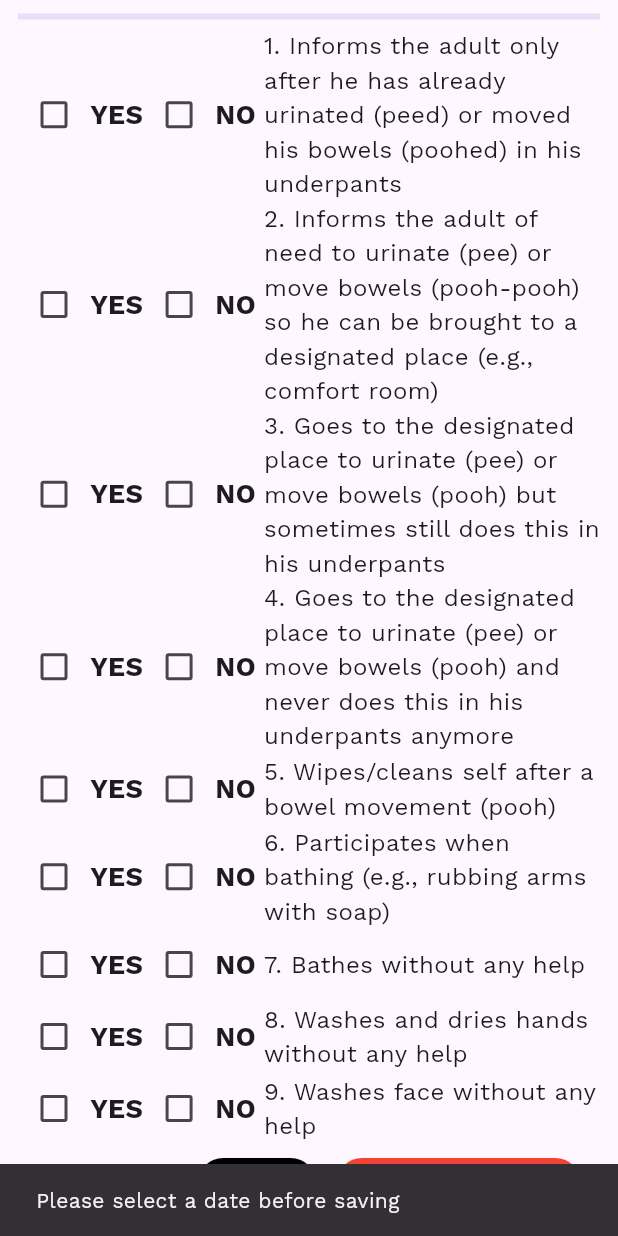
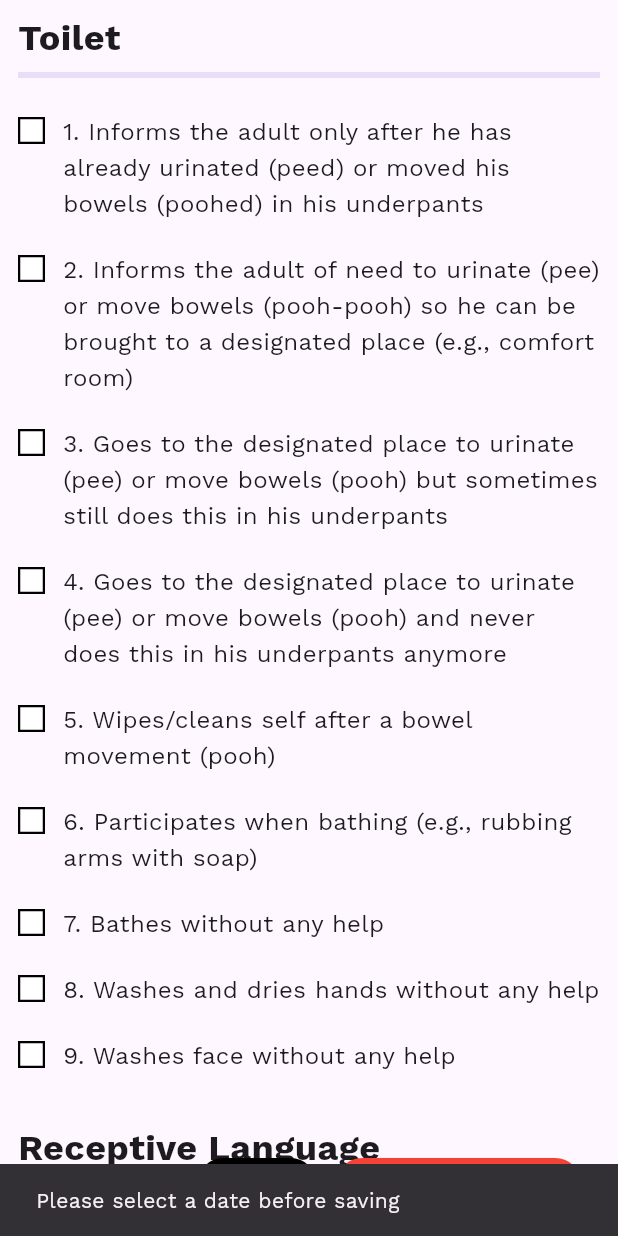
Before and after one commit to aoyesha/eccd, a Flutter app: the TeacherChecklistPage screen opened directly with empty values, scrolled down 2880 dp, after a tap on "Save", on a phone screen of 412 x 824 dp. Run offline on Flutter 3.47's test engine with Material 3 defaults, Android fonts, the phone set to English and light mode, and no system bars; our stand-ins replace auto_size_text, csv, file_picker, get, google_fonts, sqflite and 1 more; accounts and stored records are empty.

Commit message:
Added the remaining admin pages, revised checklist (color coded progress bars, yes or no to box toggle)

```diff
--- a/lib/view/teacher_checklist_page.dart
+++ b/lib/view/teacher_checklist_page.dart
@@ -48,7 +48,8 @@ class _TeacherChecklistPageState extends State<TeacherChecklistPage> {
   }
 
   Future<void> _loadSavedAssessment() async {
-    // ✅ Get saved assessments from DB
+    // reset date so switching Pre/Post reloads correctly
+    selectedDate = null;
     final results = await AssessmentService.getAssessment(
       learnerId: widget.learnerId,
       classId: widget.classId,
@@ -59,11 +60,21 @@ class _TeacherChecklistPageState extends State<TeacherChecklistPage> {
     noValues.clear();
 
     for (final row in results) {
-      final key = "${row['domain']}-${row['question_index']}";
-      final isYes = row['answer'] == 1;
+      // FIX: DB question_index is 1-based, UI keys are 0-based
+      final dbIndex = int.tryParse(row['question_index'].toString()) ?? 1;
+      final key = "${row['domain']}-${dbIndex - 1}";
+
+      // FIX: database may return int OR string -> normalize safely
+      final answerRaw = row['answer'];
+      final isYes = answerRaw.toString() == '1';
+
       yesValues[key] = isYes;
       noValues[key] = !isYes;
-      selectedDate ??= DateTime.tryParse(row['date_taken']);
+
+      final dateStr = row['date_taken']?.toString();
+      if (selectedDate == null && dateStr != null && dateStr.isNotEmpty) {
+        selectedDate = DateTime.tryParse(dateStr);
+      }
     }
 
     if (selectedDate != null) {
@@ -71,7 +82,13 @@ class _TeacherChecklistPageState extends State<TeacherChecklistPage> {
       "${selectedDate!.month}/${selectedDate!.day}/${selectedDate!.year}";
     }
 
-    setState(() {});
+    if (mounted) setState(() {});
+  }
+
+  Color _progressColor(double value) {
+    if (value == 0) return Colors.red;
+    if (value == 1) return Colors.green;
+    return Colors.orange;
   }
 
   @override
@@ -155,14 +172,17 @@ class _TeacherChecklistPageState extends State<TeacherChecklistPage> {
           const SizedBox(height: 6),
           _headerRow(isMobile),
           const SizedBox(height: 8),
-          LinearProgressIndicator(value: _overallProgress()),
-          const SizedBox(height: 10),
+          LinearProgressIndicator(
+            value: _overallProgress(),
+            color: _progressColor(_overallProgress()),
+          ),
+          const SizedBox(height: 14),
           DomainDropdown(
             domains: ["All Domains", ...domains],
             onChanged: (v) =>
                 setState(() => selectedDomain = v == "All Domains" ? null : v),
           ),
-          const SizedBox(height: 14),
+          const SizedBox(height: 18),
           ...visibleDomains.map((domain) {
             final questions = EccdQuestions.get(domain, lang);
 
@@ -176,55 +196,60 @@ class _TeacherChecklistPageState extends State<TeacherChecklistPage> {
                     fontWeight: FontWeight.bold,
                   ),
                 ),
-                LinearProgressIndicator(value: _domainProgress(domain)),
                 const SizedBox(height: 6),
+                LinearProgressIndicator(
+                  value: _domainProgress(domain),
+                  color: _progressColor(_domainProgress(domain)),
+                ),
+                const SizedBox(height: 14),
                 ...List.generate(questions.length, (i) {
                   final key = "$domain-$i";
                   yesValues.putIfAbsent(key, () => false);
-                  noValues.putIfAbsent(key, () => false);
 
-                  return Row(
+                  return Padding(
+                    padding: const EdgeInsets.symmetric(vertical: 10),
+                    child: Row(
+                      crossAxisAlignment: CrossAxisAlignment.start,
                       children: [
-                      Checkbox(
-                        value: yesValues[key],
-                        onChanged: (v) {
+                        LayoutBuilder(
+                          builder: (context, constraints) {
+                            final screenWidth = MediaQuery.of(context).size.width;
+                            final double boxSize =
+                            screenWidth < 700 ? 18 :
+                            screenWidth < 1100 ? 22 :
+                            24;
+                            final double spacing =
+                            screenWidth < 700 ? 12 : 18;
+
+                            return GestureDetector(
+                              onTap: () {
                                 setState(() {
-                            yesValues[key] = v ?? false;
-                            noValues[key] = false;
+                                  yesValues[key] = !(yesValues[key] ?? false);
                                 });
                               },
+                              child: Container(
+                                width: boxSize,
+                                height: boxSize,
+                                margin: EdgeInsets.only(right: spacing, top: 2),
+                                decoration: BoxDecoration(
+                                  border: Border.all(color: Colors.black, width: 1.5),
+                                  color: yesValues[key]! ? Colors.black : Colors.white,
                                 ),
-                      const Text(
-                        "YES",
-                        style: TextStyle(
-                            fontWeight: FontWeight.bold, fontSize: 18),
                               ),
-                      Checkbox(
-                        value: noValues[key],
-                        onChanged: (v) {
-                          setState(() {
-                            noValues[key] = v ?? false;
-                            yesValues[key] = false;
-                          });
+                            );
                           },
-                      ),
-                      const Text(
-                        "NO ",
-                        style: TextStyle(
-                            fontWeight: FontWeight.bold, fontSize: 18),
                         ),
                         Expanded(
                           child: Text(
                             "${i + 1}. ${questions[i]}",
-                          style: const TextStyle(
-                            fontSize: 16,
-                          ),
+                            style: const TextStyle(fontSize: 16, height: 1.5),
                           ),
                         ),
                       ],
+                    ),
                   );
                 }),
-                const SizedBox(height: 12),
+                const SizedBox(height: 22),
               ],
             );
           }),
@@ -243,7 +268,7 @@ class _TeacherChecklistPageState extends State<TeacherChecklistPage> {
           DropdownMenuItem(value: "Post-Test", child: Text("Post-Test")),
         ],
         onChanged: (v) async {
-          selectedAssessment = v!;
+          setState(() => selectedAssessment = v!);
           await _loadSavedAssessment();
         },
         decoration: const InputDecoration(labelText: "Assessment"),
@@ -389,31 +414,26 @@ class _TeacherChecklistPageState extends State<TeacherChecklistPage> {
       return;
     }
 
-    if (yesValues.isEmpty) {
-      ScaffoldMessenger.of(context).showSnackBar(
-        const SnackBar(content: Text("No answers to save")),
-      );
-      return;
-    }
+    final Map<String, bool> fullAnswerMap = {};
+    yesValues.forEach((key, value) {
+      fullAnswerMap[key] = value;
+    });
 
     try {
-      print("Saving assessment for learnerId: ${widget.learnerId}"); // debug
       await AssessmentService.saveAssessment(
         learnerId: widget.learnerId,
         classId: widget.classId,
         assessmentType: selectedAssessment,
         date: selectedDate!,
-        yesValues: yesValues,
+        yesValues: fullAnswerMap,
       );
-      print("Assessment saved successfully!");
 
       ScaffoldMessenger.of(context).showSnackBar(
         const SnackBar(content: Text("Assessment saved")),
       );
 
-      Navigator.pop(context, true); // go back to TeacherClassListPage
+      Navigator.pop(context, true);
     } catch (e) {
-      print("Error saving assessment: $e");
       ScaffoldMessenger.of(context).showSnackBar(
         SnackBar(content: Text("Error saving assessment: $e")),
       );
```
Also changed, not shown: 1 other file. Lines whose indentation alone changed are shown as unchanged.
